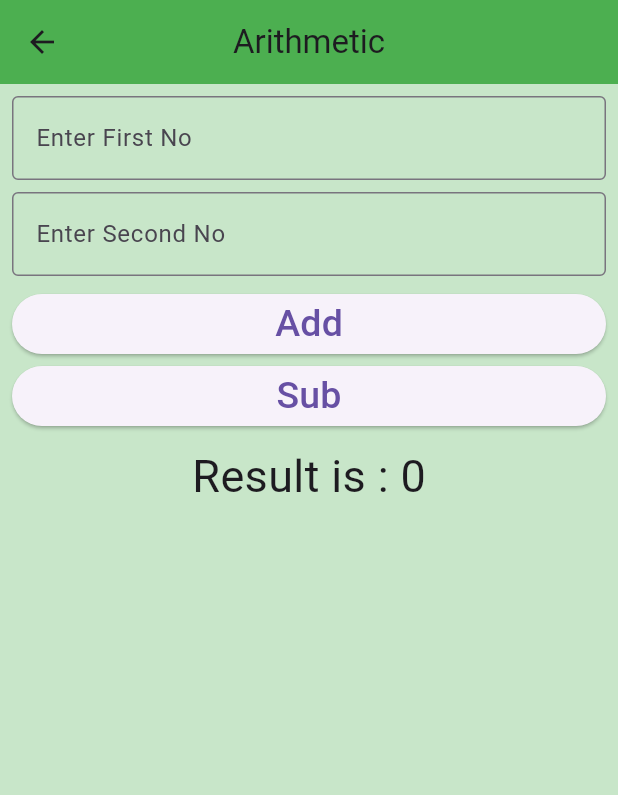
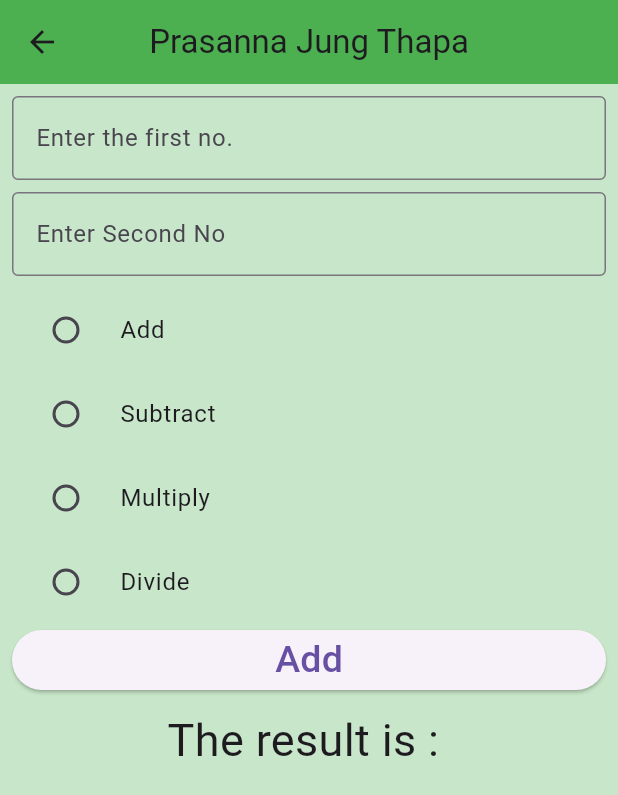
Before and after one commit to suyog100/KiranSirDart, a Flutter app: the ArithmeticScreen screen opened directly, on a phone screen of 412 x 824 dp. Shown: the top 795 px of the screen. Run offline on Flutter 3.47's test engine with Material 3 defaults, Android fonts, the phone set to English and light mode, and no system bars; missing offline and left inert: dart:html; statements that could not run were skipped.

Commit message:
Update arithmetic_screen.dart

```diff
--- a/lib/screens/arithmetic_screen.dart
+++ b/lib/screens/arithmetic_screen.dart
@@ -23,7 +23,7 @@ class _ArithmeticScreenState extends State<ArithmeticScreen> {
     return Scaffold(
       backgroundColor: Colors.green[100],
       appBar: AppBar(
-        title: const Text("Arithmetic"),
+        title: const Text("Prasanna Jung Thapa"),
         backgroundColor: Colors.green,
         centerTitle: true,
         elevation: 0,
@@ -34,18 +34,18 @@ class _ArithmeticScreenState extends State<ArithmeticScreen> {
           children: [
             TextField(
               onChanged: (value) {
-                first = int.parse(value);
+                first = double.parse(value);
               },
               keyboardType: TextInputType.number,
               decoration: const InputDecoration(
-                border: OutlineInputBorder(),
-                labelText: 'Enter First No',
+                  border: OutlineInputBorder(),
+                labelText: "Enter the first no."
               ),
             ),
             const SizedBox(height: 8),
             TextField(
               onChanged: (value) {
-                second = int.parse(value);
+                second = double.parse(value);
               },
               keyboardType: TextInputType.number,
               decoration: const InputDecoration(
@@ -54,32 +54,67 @@ class _ArithmeticScreenState extends State<ArithmeticScreen> {
               ),
             ),
             const SizedBox(height: 8),
-            // Button
+            RadioListTile(
+                title: const Text('Add'),
+                value: 1.0,
+                groupValue: _result,
+                onChanged: (value) {
+                  setState(() {
+                    _result = value!;
+                  });
+                }),
+            RadioListTile(
+                title: const Text('Subtract'),
+                value: 2.0,
+                groupValue: _result,
+                onChanged: (value) {
+                  setState(() {
+                    _result = value!;
+                  });
+                }),
+            RadioListTile(
+                title: const Text('Multiply'),
+                value: 3.0,
+                groupValue: _result,
+                onChanged: (value) {
+                  setState(() {
+                    _result = value!;
+                  });
+                }),
+            RadioListTile(
+                title: const Text('Divide'),
+                value: 4.0,
+                groupValue: _result,
+                onChanged: (value) {
+                  setState(() {
+                    _result = value!;
+                  });
+                }),
             SizedBox(
               width: double.infinity,
               child: ElevatedButton(
                 onPressed: () {
-                  setState(() {
-                    result = first! + second!;
-                  });
+                  if (first != null && second != null && _result != null) {
+                    setState(() {
+                      switch (_result) {
+                        case 1.0:
+                          output = first! + second!;
+                          break;
+                        case 2.0:
+                          output = first! - second!;
+                          break;
+                        case 3.0:
+                          output = first! * second!;
+                          break;
+                        case 4.0:
+                          output = first! / second!;
+                          break;
+                      }
+                    });
+                  }
                 },
-                child: const Text('Add',
-                  style: TextStyle(
-                    fontSize: 25,
-                  ),
-                ),
-              ),
-            ),
-            SizedBox(
-              width: double.infinity,
-              child: ElevatedButton(
-                onPressed: () {
-                  setState(() {
-                    ArithmeticModel(first: first!,second:second!) ;
-                    result = arithmeticModel!.add();
-                  });
-                },
-                child: const Text('Sub',
+                child: const Text(
+                  'Add',
                   style: TextStyle(
                     fontSize: 25,
                   ),
@@ -88,10 +123,9 @@ class _ArithmeticScreenState extends State<ArithmeticScreen> {
             ),
             const SizedBox(height: 8),
 
-
-            // Display information
+            // Display informatuion
             Text(
-              'Result is : $result',
+              'The result is : $output',
               style: const TextStyle(
                 fontSize: 30,
               ),
```
